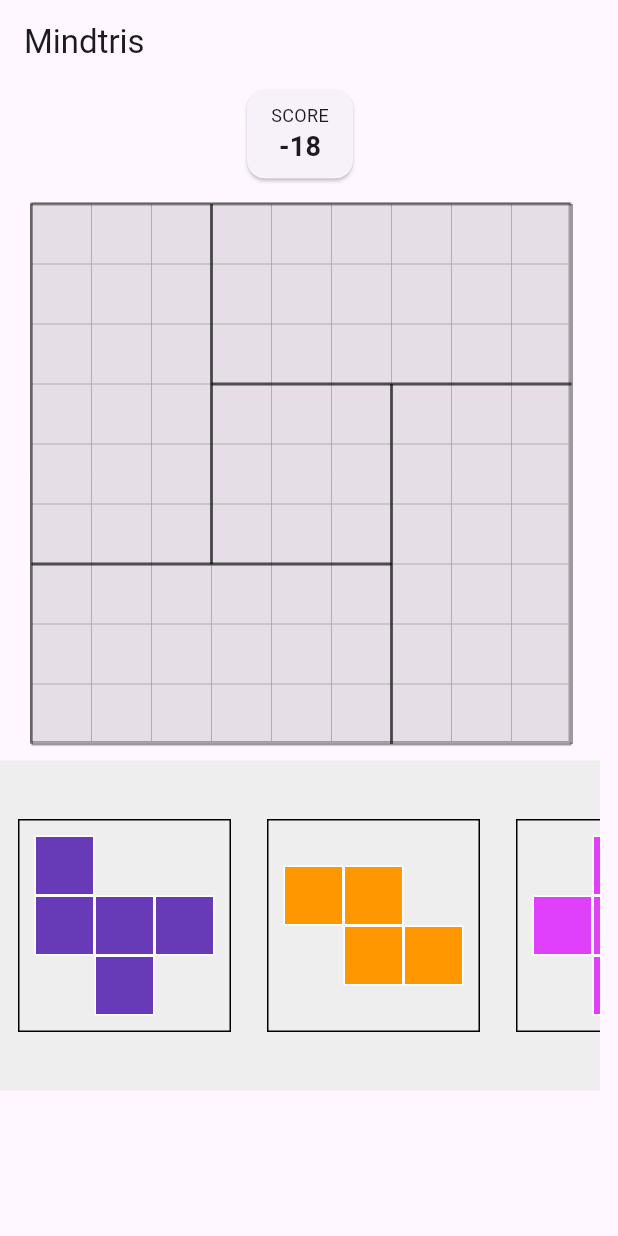
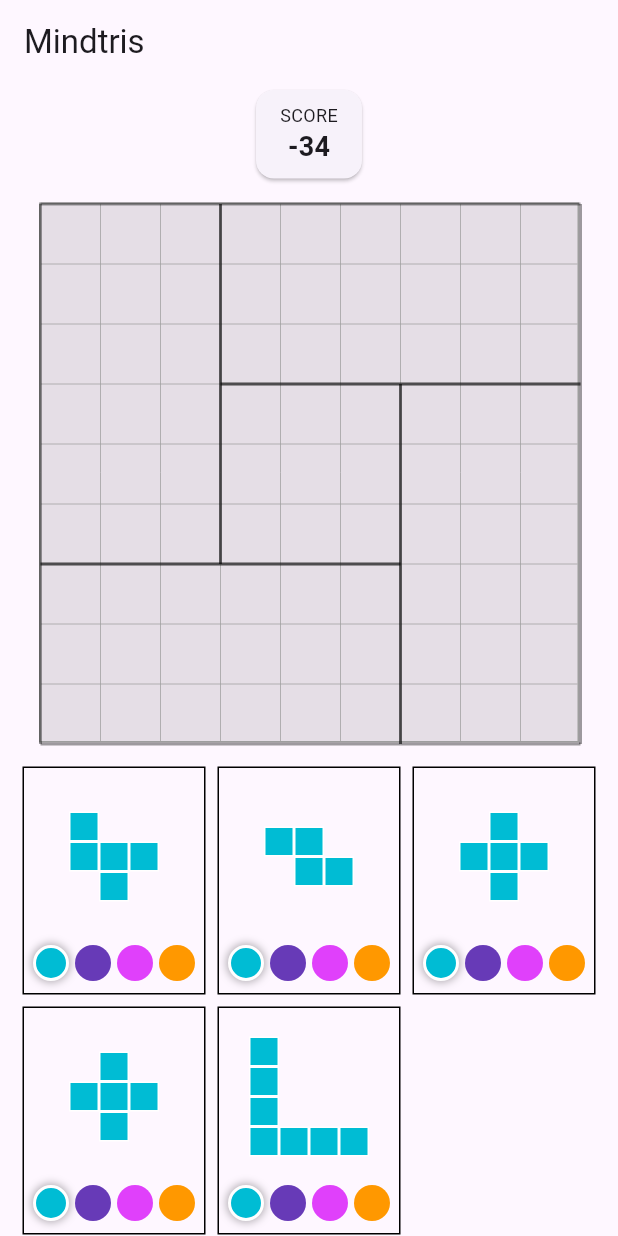
Before and after one commit to nmsger/Mindtris, a Flutter app: the screen it shows after launch, on a phone screen of 412 x 824 dp. Run offline on Flutter 3.47's test engine with Material 3 defaults, Android fonts, the phone set to English and light mode, and no system bars; our stand-ins replace get_it.

Commit message:
feat: add shape selection with color picker

```diff
--- a/lib/game/game_screen.dart
+++ b/lib/game/game_screen.dart
@@ -2,13 +2,12 @@
 import 'package:flutter/material.dart';
 import 'package:mindtris/config/constants.dart';
 import 'package:mindtris/game/view_model/score_view_model.dart';
+import 'package:mindtris/game/view_model/shape_selection_view_model.dart';
 import 'package:mindtris/game/widget/board_widget.dart';
 import 'package:mindtris/game/widget/score_widget.dart';
+import 'package:mindtris/game/widget/shape_selection_widget.dart';
 
-import 'model/shape.dart';
-import 'model/shape_color.dart';
 import 'view_model/board_view_model.dart';
-import 'widget/draggable_shape_widget.dart';
 
 class GameScreen extends StatefulWidget {
   const GameScreen({super.key});
@@ -22,46 +21,14 @@
   final double cellSize = BoardCfg.boardCellSize;
   final BoardViewModel boardViewModel = BoardViewModel();
   final ScoreViewModel scoreViewModel = ScoreViewModel();
+  final ShapeSelectionViewModel selectionViewModel = ShapeSelectionViewModel();
 
-  final List<Shape> shapes = [
-    Shape(
-      type: ShapeType.I,
-      color: ShapeColor.violet,
-      blocks: [Point(0, 1), Point(1, 1), Point(2, 1), Point(0, 0), Point(1, 2)]
-    ),
-    Shape(
-      type: ShapeType.T,
-      color: ShapeColor.orange,
-      blocks: [Point(0, 0), Point(1, 0), Point(1, 1), Point(2, 1)],
-    ),
-    Shape(
-      type: ShapeType.L,
-      color: ShapeColor.pink,
-      blocks: [Point(0, 1), Point(1, 1), Point(2, 1), Point(1, 0), Point(1, 2)],
-    ),
-    Shape(
-      type: ShapeType.L,
-      color: ShapeColor.blue,
-      blocks: [Point(0, 1), Point(1, 1), Point(2, 1), Point(1, 0), Point(1, 2)],
-    ),
-    Shape(
-      type: ShapeType.T,
-      color: ShapeColor.black,
-      blocks: [Point(0, 0), Point(0, 1), Point(0, 2), Point(1, 2), Point(2, 2)],
-    ),
-    Shape(
-      type: ShapeType.T,
-      color: ShapeColor.violet,
-      blocks: [Point(0,0), Point(0, 1), Point(1, 1), Point(2, 1), Point(3, 1), Point(3, 0)],
-    ),
-  ];
-
-  void _handleShapeRotation(int index, Shape rotatedShape) {
-    setState(() {
-        shapes[index] = rotatedShape;
-      }
-    );
-  }
+  // void _handleShapeRotation(int index, Shape rotatedShape) {
+  //   setState(() {
+  //       shapes[index] = rotatedShape;
+  //     }
+  //   );
+  // }
 
   @override
   Widget build(BuildContext context) {
@@ -69,48 +36,51 @@
       appBar: AppBar(
         title: const Text("Mindtris"),
       ),
-      body: Column(
+      body: Center(
+        child: Column(
           children: [
             ScoreWidget(viewModel: scoreViewModel,),
             Padding(
               padding: const EdgeInsets.all(12.0),
               child: BoardWidget(viewModel: boardViewModel),
             ),
-          Container(
-            height: 220,
-            width: 400,
-            color: Colors.grey[200],
-            padding: const EdgeInsets.symmetric(vertical: 20),
-            child: SingleChildScrollView(
-              scrollDirection: Axis.horizontal,
-              child: Row(
-                mainAxisAlignment: MainAxisAlignment.spaceAround,
-                children: List.generate(shapes.length, (index) {
-                    return Padding(
-                      padding: const EdgeInsets.symmetric(horizontal: 12.0),
-                      child: Container(
-                        decoration: BoxDecoration(
-                          border: Border.all(color: Colors.black),
+            ShapeSelectionWidget(viewModel: selectionViewModel,),
+            // Container(
+            //   height: 220,
+            //   width: 400,
+            //   color: Colors.grey[200],
+            //   padding: const EdgeInsets.symmetric(vertical: 20),
+            //   child: SingleChildScrollView(
+            //     scrollDirection: Axis.horizontal,
+            //     child: Row(
+            //       mainAxisAlignment: MainAxisAlignment.spaceAround,
+            //       children: List.generate(shapes.length, (index) {
+            //           return Padding(
+            //             padding: const EdgeInsets.symmetric(horizontal: 12.0),
+            //             child: Container(
+            //               decoration: BoxDecoration(
+            //                 border: Border.all(color: Colors.black),
+            //               ),
+            //               child: SizedBox(
+            //                 width: 140,
+            //                 height: 140,
+            //                 child: Center(
+            //                   child: DraggableShapeWidget(
+            //                     shape: shapes[index],
+            //                     cellSize: cellSize,
+            //                     onRotate: (rotatedShape) => _handleShapeRotation(index, rotatedShape),
+            //                   ),
+            //                 ),
+            //               ),
+            //             ),
+            //           );
+            //         }
+            //       ),
+            //     )
+            //   )
+            // )
+          ],
         ),
-                        child: SizedBox(
-                          width: 140,
-                          height: 140,
-                          child: Center(
-                            child: DraggableShapeWidget(
-                              shape: shapes[index],
-                              cellSize: cellSize,
-                              onRotate: (rotatedShape) => _handleShapeRotation(index, rotatedShape),
-                            ),
-                          ),
-                        ),
-                      ),
-                    );
-                  }
-                ),
-              )
-            )
-          )
-        ],
       )
     );
   }
--- a/lib/game/model/shape.dart
+++ b/lib/game/model/shape.dart
@@ -1,10 +1,9 @@
 
 import 'dart:math';
 
-import 'package:flutter/material.dart';
 import 'package:mindtris/game/model/shape_color.dart';
 
-enum ShapeType { I, O, T, L }
+enum ShapeType { A, B, C, D, E, F, G, H, I, J, K, L, M }
 
 class Point {
   final int x;
@@ -36,6 +35,14 @@
   final List<Point> blocks;
 
   Shape({required this.type, required this.color, required this.blocks});
+
+  Shape withColor(ShapeColor newColor) {
+    return Shape(
+      type: type,
+      color: newColor,
+      blocks: List.from(blocks),
+    );
+  }
 
   Shape copyWith() {
     return Shape(
@@ -86,3 +93,14 @@
     return "PlacedShape<${shape.type} $point>";
   }
 }
+
+class ShapeSelection {
+  final Shape shape;
+  final List<ShapeColor> availableColors;
+
+  ShapeSelection({required this.shape, required this.availableColors});
+
+  ShapeSelection copyWith() {
+    return ShapeSelection(shape: shape.copyWith(), availableColors: List.from(availableColors));
+  }
+}
--- a/lib/game/repository/board_repository.dart
+++ b/lib/game/repository/board_repository.dart
@@ -9,17 +9,20 @@
 class BoardRepository extends ChangeNotifier {
   final int boardSize;
   final double cellSize;
-  final List<List<ShapeColor>> boardGrid;
-  final List<PlacedShape> placedShapes = [];
+  final List<List<ShapeColor>> _boardGrid;
+  final List<PlacedShape> _placedShapes = [];
   final BoardType boardType = boardTypes[0];
 
   BoardRepository({
     required this.boardSize,
     required this.cellSize,
-  }) : boardGrid = List.generate(
+  }) : _boardGrid = List.generate(
       boardSize,
           (_) => List.generate(boardSize, (_) => ShapeColor.empty)
   );
+
+  List<PlacedShape> get placedShapes => List.unmodifiable(_placedShapes);
+  List<List<ShapeColor>> get boardGrid => List.unmodifiable(_boardGrid);
 
   bool isWithinGrid(Point point) {
     return point.x >= 0 && point.x < boardSize
@@ -27,7 +30,7 @@
   }
 
   bool _isCellOccupied(Point point) {
-    return boardGrid[point.y][point.x] != ShapeColor.empty;
+    return _boardGrid[point.y][point.x] != ShapeColor.empty;
   }
 
   Point getGridPosition(Point shapePos, Point anchorPoint) {
@@ -49,7 +52,7 @@
       if (!isWithinGrid(gridPosition)) {
         continue;
       }
-      results.add(boardGrid[gridPosition.y][gridPosition.x]);
+      results.add(_boardGrid[gridPosition.y][gridPosition.x]);
     }
     return results;
   }
@@ -71,12 +74,12 @@
         return false;
       }
 
-      if (placedShapes.isNotEmpty &&
+      if (_placedShapes.isNotEmpty &&
         adjacentColors.any((color) => color != ShapeColor.empty)) {
         hasAdjacentNeighbor = true;
       }
     }
-    if (placedShapes.isNotEmpty && !hasAdjacentNeighbor) {
+    if (_placedShapes.isNotEmpty && !hasAdjacentNeighbor) {
       return false;
     }
     return true;
@@ -89,10 +92,10 @@
 
     for (Point block in shape.blocks) {
       Point gridPosition = getGridPosition(block, anchorPoint);
-      boardGrid[gridPosition.y][gridPosition.x] = shape.color;
+      _boardGrid[gridPosition.y][gridPosition.x] = shape.color;
     }
 
-    placedShapes.add(PlacedShape(
+    _placedShapes.add(PlacedShape(
         shape: shape.copyWith(),
         point: anchorPoint
       ));
--- /dev/null
+++ b/lib/game/repository/shape_repository.dart
@@ -0,0 +1,46 @@
+
+import 'dart:math';
+
+import 'package:mindtris/game/model/shape_color.dart';
+
+import '../model/shape.dart';
+import '../model/shapes.dart';
+
+class ShapeRepository {
+  final List<Shape> _shapes;
+  late List<ShapeSelection> _currentTurn;
+  final int randomSelectionSize = 5;
+
+  ShapeRepository({List<Shape>? shapes})
+      : _shapes = shapes ?? List.from(allShapes) {
+    init();
+  }
+
+  List<ShapeSelection> get selection => List.unmodifiable(_currentTurn);
+
+  void init() {
+    assert(_shapes.length >= randomSelectionSize);
+
+    _currentTurn = [];
+    for (var i=0; i<randomSelectionSize; i++) {
+      List<ShapeColor> avlColors = [ShapeColor.orange, ShapeColor.blue, ShapeColor.pink, ShapeColor.violet];
+      avlColors.shuffle();
+      Shape shape = _shapes[i].withColor(avlColors[0]);
+
+      ShapeSelection selection = ShapeSelection(
+          shape: shape,
+          availableColors: avlColors)
+      ;
+      _currentTurn.add(selection);
+    }
+  }
+
+  void updateShape(Shape shape) {
+    final int index = _currentTurn.indexWhere((s) => s.shape.type == shape.type);
+    ShapeSelection oldShape = _currentTurn[index];
+    ShapeSelection newShape = ShapeSelection(shape: shape, availableColors: oldShape.availableColors);
+
+    _currentTurn[index] = newShape;
+  }
+
+}
--- /dev/null
+++ b/lib/game/view_model/shape_selection_view_model.dart
@@ -0,0 +1,31 @@
+
+
+import 'package:flutter/material.dart';
+
+import '../../main.dart';
+import '../model/shape.dart';
+import '../model/shape_color.dart';
+import '../repository/shape_repository.dart';
+
+class ShapeSelectionViewModel extends ChangeNotifier {
+  final double cellSize = 40;
+  final double feedbackCellSize = 20;
+  late final ShapeRepository _shapeRepository;
+
+  ShapeSelectionViewModel({
+  ShapeRepository? shapeRepository}) :
+        _shapeRepository = shapeRepository ?? getIt.get<ShapeRepository>();
+
+  List<ShapeSelection> get selection => _shapeRepository.selection;
+
+  void onRotatedShape(Shape shape) {
+    _shapeRepository.updateShape(shape);
+    notifyListeners();
+  }
+
+  void onColorSelected(Shape shape, ShapeColor color) {
+    Shape newShape = shape.withColor(color);
+    _shapeRepository.updateShape(newShape);
+    notifyListeners();
+  }
+}
--- /dev/null
+++ b/lib/game/widget/color_picker_widget.dart
@@ -0,0 +1,54 @@
+
+import 'package:flutter/material.dart';
+
+import '../model/shape.dart';
+import '../model/shape_color.dart';
+
+class ColorPickerWidget extends StatelessWidget {
+  final Shape shape;
+  final List<ShapeColor> availableColors;
+  final Function(ShapeColor) onColorSelected;
+
+  const ColorPickerWidget({
+    required this.shape,
+    required this.availableColors,
+    required this.onColorSelected,
+    super.key,
+  });
+
+  @override
+  Widget build(BuildContext context) {
+    return Wrap(
+      children: availableColors.map((color) {
+        final isSelected = shape.color == color;
+        return Padding(
+          padding: const EdgeInsets.only(left: 2, right: 2, bottom: 8),
+          child: GestureDetector(
+            onTap: () => onColorSelected(color),
+            child: Container(
+              width: 24,
+              height: 24,
+              decoration: BoxDecoration(
+                color: color.toColor(),
+                shape: BoxShape.circle,
+                border: Border.all(
+                  color: isSelected ? Colors.white : Colors.transparent,
+                  width: 2,
+                ),
+                boxShadow: [
+                  if (isSelected)
+                    BoxShadow(
+                      color: Colors.black.withOpacity(0.3),
+                      blurRadius: 4,
+                      spreadRadius: 1,
+                    ),
+                ],
+              ),
+            ),
+          ),
+        );
+      }
+      ).toList(),
+    );
+  }
+}
--- /dev/null
+++ b/lib/game/widget/shape_selection_widget.dart
@@ -0,0 +1,100 @@
+
+import 'package:flutter/material.dart';
+import 'package:mindtris/game/model/shape_color.dart';
+
+import '../model/shape.dart';
+import '../view_model/shape_selection_view_model.dart';
+import 'color_picker_widget.dart';
+import 'draggable_shape_widget.dart';
+
+class ShapeSelectionWidget extends StatelessWidget {
+  final ShapeSelectionViewModel viewModel;
+
+  const ShapeSelectionWidget({super.key, required this.viewModel});
+
+  @override
+  Widget build(BuildContext context) {
+    return ListenableBuilder(
+      listenable: viewModel,
+      builder: (BuildContext context, Widget? child) {
+        return Wrap(
+          children: [
+            ...viewModel.selection.map((s) =>
+              _buildShapeContainer(s)
+            )
+          ],
+        );
+      },
+    );
+  }
+
+  Widget _buildShapeContainer(ShapeSelection selection) {
+    return Padding(
+      padding: const EdgeInsets.all(4.0),
+      child: Container(
+        decoration: BoxDecoration(
+          border: Border.all(color: Colors.black),
+        ),
+        child: SizedBox(
+          width: 120,
+          height: 150,
+          child: Column(
+            mainAxisAlignment: MainAxisAlignment.spaceBetween,
+            children: [
+              _buildDraggable(selection.shape),
+              ColorPickerWidget(
+                shape: selection.shape,
+                availableColors: selection.availableColors,
+                onColorSelected: (color) => viewModel.onColorSelected(selection.shape, color),
+              )
+              // _buildColorPicker(selection.availableColors),
+            ],
+          )
+        )
+      ),
+    );
+  }
+
+  Widget _buildDraggable(Shape shape) {
+    return  Expanded(
+      child: Center(
+        child: DraggableShapeWidget(
+          shape: shape,
+          cellSize: 20,
+          feedbackCellSize: 40,
+          onRotate: (rotatedShape) => (viewModel.onRotatedShape(rotatedShape)),
+        ),
+      ),
+    );
+  }
+
+  Widget _buildColorPicker(List<ShapeColor> availableColors) {
+    return Align(
+      alignment: Alignment.bottomCenter,
+      child: Padding(
+        padding: const EdgeInsets.only(bottom: 8.0),
+        child: Wrap(
+          // mainAxisSize: MainAxisSize.min,
+          children: [
+            const SizedBox(width: 1),
+            ...availableColors.expand((c) => [
+                _buildColorTouchable(c),
+                const SizedBox(width: 8),
+              ]),
+          ],
+        ),
+      ),
+    );
+  }
+
+  Widget _buildColorTouchable(ShapeColor color) {
+    return Container(
+      width: 22,
+      height: 22,
+      decoration: BoxDecoration(
+        color: color.toColor(),
+        shape: BoxShape.circle,
+      ),
+    );
+  }
+}
--- a/lib/main.dart
+++ b/lib/main.dart
@@ -1,6 +1,7 @@
 
 import 'package:flutter/material.dart';
 import 'package:get_it/get_it.dart';
+import 'package:mindtris/game/repository/shape_repository.dart';
 
 import 'config/constants.dart';
 import 'game/game_screen.dart';
@@ -18,6 +19,8 @@
   getIt.registerSingleton(boardRepository);
   ScoreRepository scoreRepository = ScoreRepository();
   getIt.registerSingleton<ScoreRepository>(scoreRepository);
+  ShapeRepository shapeRepository = ShapeRepository();
+  getIt.registerSingleton<ShapeRepository>(shapeRepository);
 }
 
 void main() {
```
Also changed, not shown: lib/game/model/shapes.dart (added, +37 -0 lines), lib/game/repository/score_repository.dart (+1 -7 lines), lib/game/widget/draggable_shape_widget.dart (+3 -25 lines), 1 other file. Lines whose indentation alone changed are shown as unchanged.
